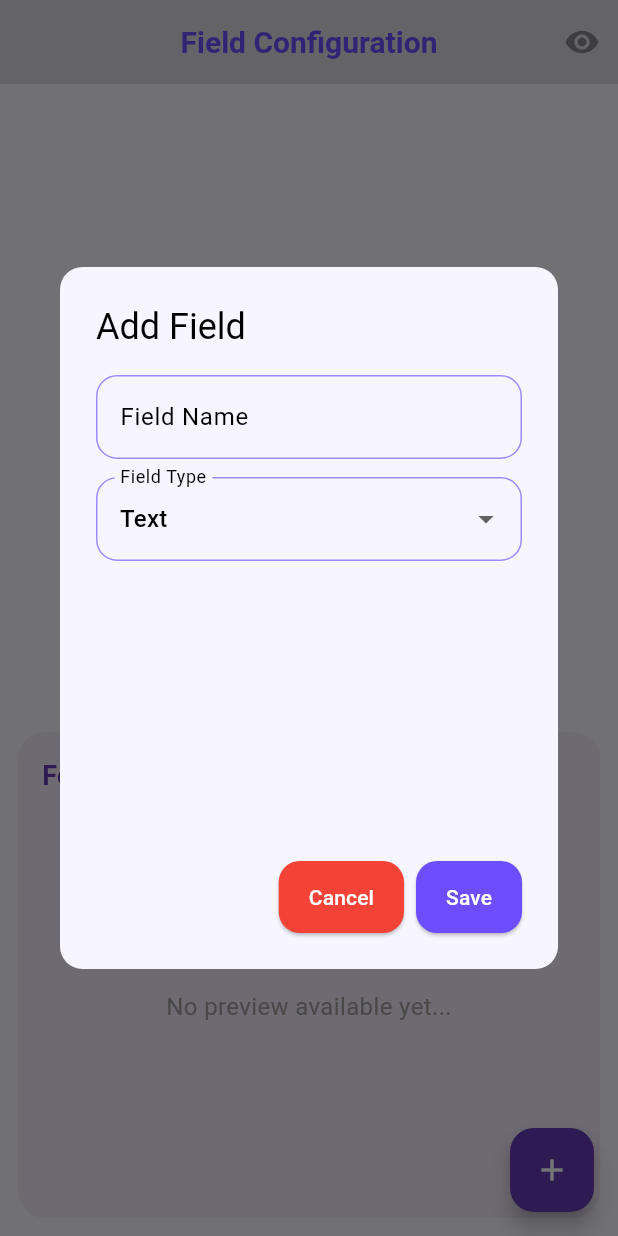
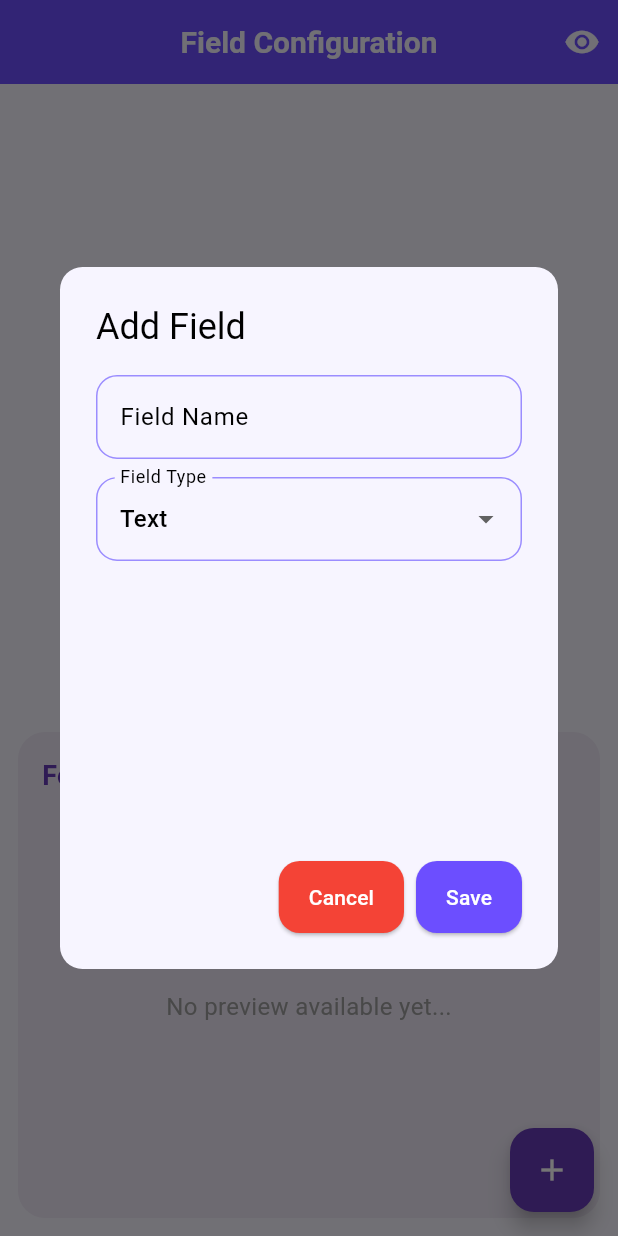
Before and after one commit to HazemHamdy7/Dynamic-Form, a Flutter app: the screen it shows after launch, after a tap on the "add" icon, on a phone screen of 412 x 824 dp. Run offline on Flutter 3.47's test engine with Material 3 defaults, Android fonts, the phone set to English and light mode, and no system bars; our stand-ins replace flutter_bloc, get_it, hive, hive_flutter; accounts and stored records are empty.

Commit message:
Update UI theme and improve field list styling

```diff
--- a/lib/presentation/screens/field_config_screen.dart
+++ b/lib/presentation/screens/field_config_screen.dart
@@ -1,3 +1,4 @@
+import 'package:dynamic_form/core/theme/app_theme.dart';
 import 'package:dynamic_form/presentation/widgets/preview/dynamic_form_preview.dart';
 import 'package:dynamic_form/presentation/widgets/field_config/field_list_view.dart';
 import 'package:dynamic_form/presentation/widgets/field_config/floating_action_button_widget.dart';
@@ -16,12 +17,19 @@ class FieldConfigScreen extends StatelessWidget {
 
     return Scaffold(
       appBar: AppBar(
-        title: const Text("Field Configuration"),
+        backgroundColor: AppTheme.primary,
+        title: const Text(
+          "Field Configuration",
+          style: TextStyle(color: AppTheme.background),
+        ),
         actions: [
           BlocBuilder<FormCubit, DynamicFormState>(
             builder: (context, state) {
               return IconButton(
-                icon: const Icon(Icons.remove_red_eye),
+                icon: const Icon(
+                  Icons.remove_red_eye,
+                  color: AppTheme.background,
+                ),
                 onPressed: state.fields.isEmpty
                     ? null
                     : () {
--- a/lib/presentation/widgets/field_config/field_item_tile.dart
+++ b/lib/presentation/widgets/field_config/field_item_tile.dart
@@ -24,6 +24,7 @@ class FieldItemTile extends StatelessWidget {
       color: Colors.transparent,
       child: ListTile(
         leading: ReorderableDragStartListener(
+          key: ValueKey("${field.id}_${field.label}_${field.hashCode}"),
           index: index,
           child: const Icon(Icons.drag_handle),
         ),
--- a/lib/presentation/widgets/field_config/floating_action_button_widget.dart
+++ b/lib/presentation/widgets/field_config/floating_action_button_widget.dart
@@ -27,13 +27,13 @@ class FloatingActionButtonWidget extends StatelessWidget {
           ScaffoldMessenger.of(context).showSnackBar(
             SnackBar(
               content: Text("Field saved successfully"),
-    backgroundColor: Colors.green.shade700,
               behavior: SnackBarBehavior.floating,
               margin: const EdgeInsets.all(10),
-    shape: RoundedRectangleBorder(borderRadius: BorderRadius.circular(12)),
+              shape: RoundedRectangleBorder(
+                borderRadius: BorderRadius.circular(12),
+              ),
             ),
           );
-
         }
       },
     );
--- a/lib/presentation/widgets/preview/preview_tile.dart
+++ b/lib/presentation/widgets/preview/preview_tile.dart
@@ -59,7 +59,7 @@ class PreviewTile extends StatelessWidget {
 
           const SizedBox(height: 12),
 
-          PreviewFieldWidget(field: field),
+          //  PreviewFieldWidget(field: field),
         ],
       ),
     );
```
Also changed, not shown: lib/presentation/widgets/field_config/field_list_view.dart (+10 -1 lines). Lines whose indentation alone changed are shown as unchanged.
